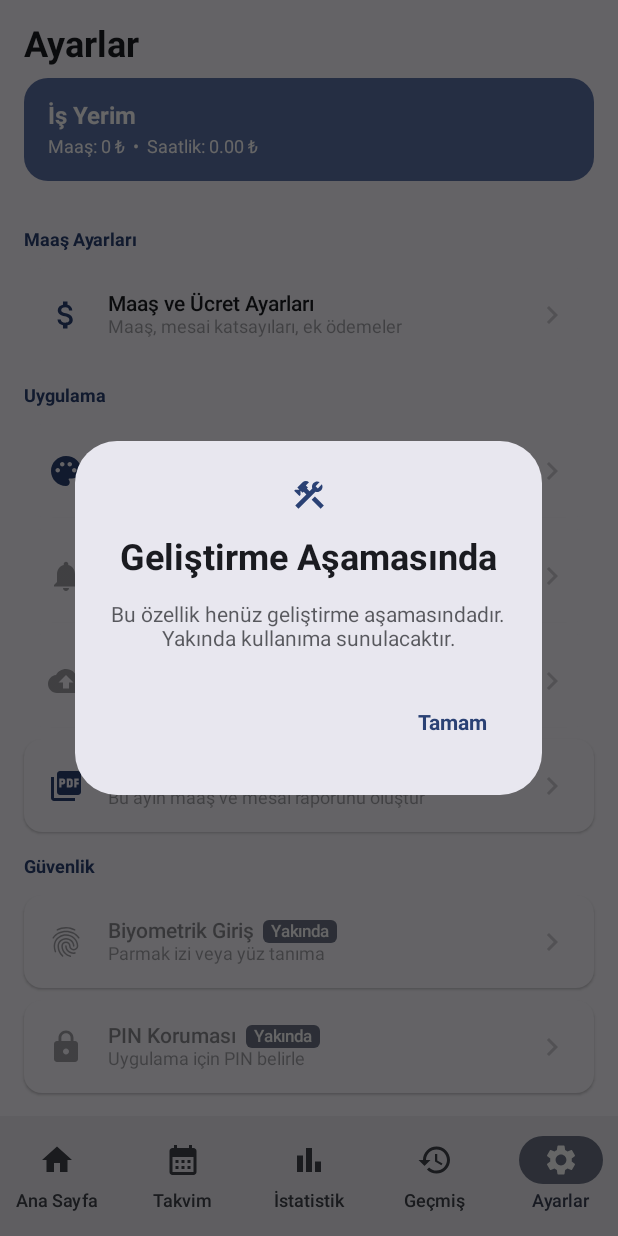
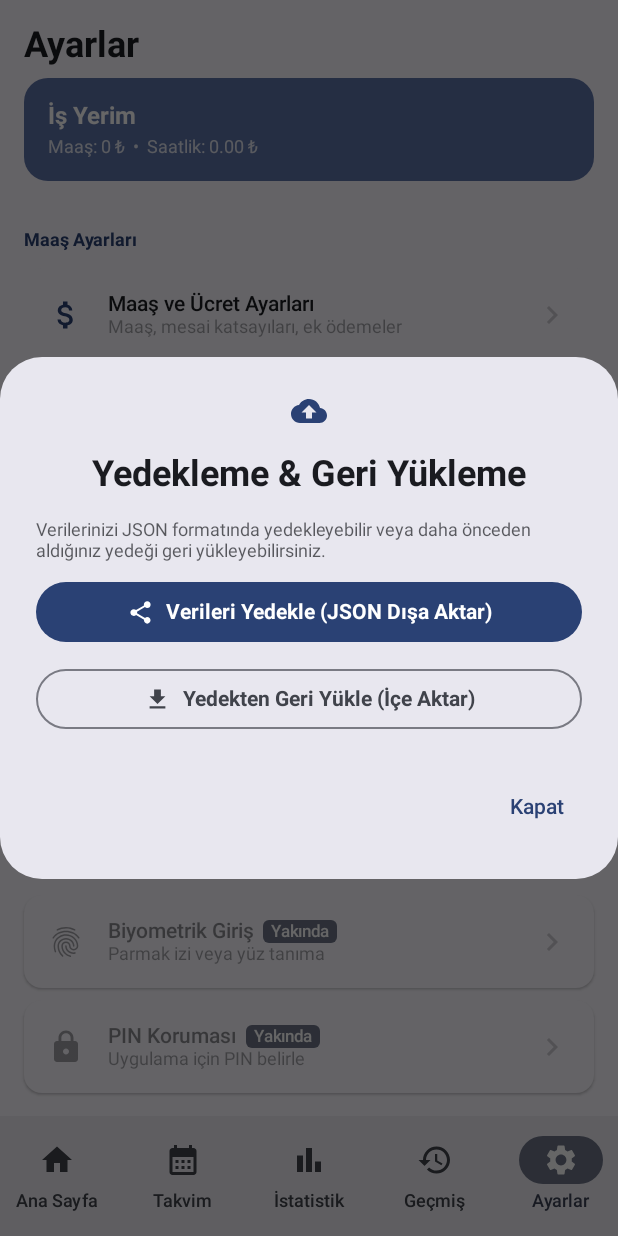
Before and after one commit to Rexi489/Mesai-Takip, an Android app built with Jetpack Compose: the SettingsScreen screen opened through its navigation route, after a tap on "Yedekleme & Geri Yükleme", on a phone screen of 412 x 824 dp. Run offline under Robolectric (Android 15) with nearby library versions, the phone set to English and light mode, and no system bars; our stand-ins replace Dagger/Hilt's generated code.

Commit message:
feat: Add JSON Backup & Restore feature and fix settings calculator card theme color

```diff
--- a/app/src/main/java/com/mesaihesap/app/presentation/settings/SettingsScreen.kt
+++ b/app/src/main/java/com/mesaihesap/app/presentation/settings/SettingsScreen.kt
@@ -1,5 +1,8 @@
 package com.mesaihesap.app.presentation.settings
 
+import android.widget.Toast
+import androidx.activity.compose.rememberLauncherForActivityResult
+import androidx.activity.result.contract.ActivityResultContracts
 import androidx.compose.foundation.background
 import androidx.compose.foundation.clickable
 import androidx.compose.foundation.layout.*
@@ -14,14 +17,12 @@ import androidx.compose.runtime.*
 import androidx.compose.ui.Alignment
 import androidx.compose.ui.Modifier
 import androidx.compose.ui.graphics.vector.ImageVector
+import androidx.compose.ui.platform.LocalContext
 import androidx.compose.ui.text.font.FontWeight
 import androidx.compose.ui.text.input.KeyboardType
 import androidx.compose.ui.text.style.TextAlign
 import androidx.compose.ui.unit.dp
-import androidx.compose.ui.window.Dialog
 import androidx.hilt.navigation.compose.hiltViewModel
-
-import androidx.compose.ui.platform.LocalContext
 
 @Composable
 fun SettingsScreen(
@@ -33,6 +34,17 @@ fun SettingsScreen(
     var showDevDialog by remember { mutableStateOf(false) }
     var showAboutDialog by remember { mutableStateOf(false) }
     var showThemeDialog by remember { mutableStateOf(false) }
+    var showBackupDialog by remember { mutableStateOf(false) }
+
+    val filePickerLauncher = rememberLauncherForActivityResult(
+        contract = ActivityResultContracts.GetContent()
+    ) { uri ->
+        uri?.let {
+            viewModel.importBackupFromUri(context, it) { success, message ->
+                Toast.makeText(context, message, Toast.LENGTH_LONG).show()
+            }
+        }
+    }
 
     if (showDevDialog) {
         GeliştirmeDialog(onDismiss = { showDevDialog = false })
@@ -48,6 +60,19 @@ fun SettingsScreen(
                 showThemeDialog = false
             },
             onDismiss = { showThemeDialog = false }
+        )
+    }
+    if (showBackupDialog) {
+        YedeklemeDialog(
+            onExport = {
+                viewModel.exportBackup(context)
+                showBackupDialog = false
+            },
+            onImport = {
+                filePickerLauncher.launch("*/*")
+                showBackupDialog = false
+            },
+            onDismiss = { showBackupDialog = false }
         )
     }
 
@@ -67,11 +92,12 @@ fun SettingsScreen(
             colors = CardDefaults.cardColors(containerColor = MaterialTheme.colorScheme.primaryContainer)
         ) {
             Column(Modifier.padding(16.dp)) {
-                Text(settings.workplaceName, style = MaterialTheme.typography.titleMedium, fontWeight = FontWeight.Bold)
+                Text(settings.workplaceName, style = MaterialTheme.typography.titleMedium, fontWeight = FontWeight.Bold, color = MaterialTheme.colorScheme.onPrimaryContainer)
                 Spacer(Modifier.height(4.dp))
                 Text(
                     "Maaş: ${String.format("%,.0f", settings.monthlySalary)} ₺  •  Saatlik: ${String.format("%.2f", settings.hourlyRate)} ₺",
-                    style = MaterialTheme.typography.bodySmall
+                    style = MaterialTheme.typography.bodySmall,
+                    color = MaterialTheme.colorScheme.onPrimaryContainer.copy(alpha = 0.8f)
                 )
             }
         }
@@ -107,9 +133,9 @@ fun SettingsScreen(
         SettingsItem(
             icon = Icons.Default.CloudUpload,
             title = "Yedekleme & Geri Yükleme",
-            subtitle = "JSON dışa/içe aktarma",
-            inDevelopment = true,
-            onClick = { showDevDialog = true }
+            subtitle = "JSON formatında dışa / içe aktar",
+            inDevelopment = false,
+            onClick = { showBackupDialog = true }
         )
         SettingsItem(
             icon = Icons.Default.PictureAsPdf,
@@ -172,23 +198,20 @@ private fun SalaryCalculatorCard(
     val hours = dailyHours.replace(",", ".").toDoubleOrNull()?.takeIf { it > 0 } ?: 7.5
     val otHours = overtimeHours.replace(",", ".").toDoubleOrNull() ?: 0.0
 
-    // Türk iş hukuku: saatlik ücret = aylık maaş / (aylık çalışma günü × günlük saat)
     val hourlyRate = if (base > 0) base / (days * hours) else 0.0
-    // Fazla mesai = saatlik ücret × 1.5 × mesai saati (katsayı ayardan gelir)
     val overtimePay = hourlyRate * savedOvertimeMultiplier * otHours
     val totalPay = base + overtimePay
 
     Card(
         modifier = Modifier.fillMaxWidth(),
         shape = RoundedCornerShape(16.dp),
-        colors = CardDefaults.cardColors(containerColor = MaterialTheme.colorScheme.secondaryContainer)
+        colors = CardDefaults.cardColors(containerColor = MaterialTheme.colorScheme.primaryContainer)
     ) {
         Column(Modifier.padding(16.dp), verticalArrangement = Arrangement.spacedBy(10.dp)) {
             Row(verticalAlignment = Alignment.CenterVertically, horizontalArrangement = Arrangement.spacedBy(8.dp)) {
-                Icon(Icons.Default.Calculate, null, tint = MaterialTheme.colorScheme.secondary)
-                Text("Maaş Hesaplama", style = MaterialTheme.typography.titleSmall, fontWeight = FontWeight.Bold)
+                Icon(Icons.Default.Calculate, null, tint = MaterialTheme.colorScheme.primary)
+                Text("Maaş Hesaplama", style = MaterialTheme.typography.titleSmall, fontWeight = FontWeight.Bold, color = MaterialTheme.colorScheme.onPrimaryContainer)
             }
-            // Satır 1: Ana Maaş + Mesai Saati
             Row(horizontalArrangement = Arrangement.spacedBy(8.dp)) {
                 OutlinedTextField(
                     value = baseSalary,
@@ -207,7 +230,6 @@ private fun SalaryCalculatorCard(
                     modifier = Modifier.weight(1f)
                 )
             }
-            // Satır 2: Çalışma Günü + Günlük Saat
             Row(horizontalArrangement = Arrangement.spacedBy(8.dp)) {
                 OutlinedTextField(
                     value = workDays,
@@ -230,21 +252,21 @@ private fun SalaryCalculatorCard(
                 HorizontalDivider()
                 Row(Modifier.fillMaxWidth(), horizontalArrangement = Arrangement.SpaceBetween) {
                     Text("Saatlik ücret:", style = MaterialTheme.typography.bodySmall,
-                        color = MaterialTheme.colorScheme.onSecondaryContainer.copy(alpha = 0.7f))
+                        color = MaterialTheme.colorScheme.onPrimaryContainer.copy(alpha = 0.7f))
                     Text("${String.format("%,.2f", hourlyRate)} ₺/saat",
                         style = MaterialTheme.typography.bodySmall,
-                        color = MaterialTheme.colorScheme.onSecondaryContainer.copy(alpha = 0.7f))
+                        color = MaterialTheme.colorScheme.onPrimaryContainer.copy(alpha = 0.7f))
                 }
                 if (otHours > 0) {
                     Row(Modifier.fillMaxWidth(), horizontalArrangement = Arrangement.SpaceBetween) {
-                        Text("Fazla mesai (×${savedOvertimeMultiplier}):", style = MaterialTheme.typography.bodySmall)
+                        Text("Fazla mesai (×${savedOvertimeMultiplier}):", style = MaterialTheme.typography.bodySmall, color = MaterialTheme.colorScheme.onPrimaryContainer)
                         Text("+${String.format("%,.2f", overtimePay)} ₺",
-                            style = MaterialTheme.typography.bodySmall, fontWeight = FontWeight.Medium)
+                            style = MaterialTheme.typography.bodySmall, fontWeight = FontWeight.Medium, color = MaterialTheme.colorScheme.onPrimaryContainer)
                     }
                 }
                 HorizontalDivider()
                 Row(Modifier.fillMaxWidth(), horizontalArrangement = Arrangement.SpaceBetween) {
-                    Text("Toplam:", style = MaterialTheme.typography.bodyMedium, fontWeight = FontWeight.Bold)
+                    Text("Toplam:", style = MaterialTheme.typography.bodyMedium, fontWeight = FontWeight.Bold, color = MaterialTheme.colorScheme.onPrimaryContainer)
                     Text("${String.format("%,.2f", totalPay)} ₺",
                         style = MaterialTheme.typography.bodyMedium,
                         fontWeight = FontWeight.Bold,
@@ -253,6 +275,47 @@ private fun SalaryCalculatorCard(
             }
         }
     }
+}
+
+@Composable
+private fun YedeklemeDialog(
+    onExport: () -> Unit,
+    onImport: () -> Unit,
+    onDismiss: () -> Unit
+) {
+    AlertDialog(
+        onDismissRequest = onDismiss,
+        icon = { Icon(Icons.Default.CloudUpload, null, tint = MaterialTheme.colorScheme.primary) },
+        title = { Text("Yedekleme & Geri Yükleme", fontWeight = FontWeight.Bold, textAlign = TextAlign.Center) },
+        text = {
+            Column(verticalArrangement = Arrangement.spacedBy(10.dp)) {
+                Text(
+                    "Verilerinizi JSON formatında yedekleyebilir veya daha önceden aldığınız yedeği geri yükleyebilirsiniz.",
+                    style = MaterialTheme.typography.bodySmall,
+                    color = MaterialTheme.colorScheme.onSurface.copy(alpha = 0.7f)
+                )
+                Button(
+                    onClick = onExport,
+                    modifier = Modifier.fillMaxWidth()
+                ) {
+                    Icon(Icons.Default.Share, null, modifier = Modifier.size(18.dp))
+                    Spacer(Modifier.width(8.dp))
+                    Text("Verileri Yedekle (JSON Dışa Aktar)", fontWeight = FontWeight.Bold)
+                }
+                OutlinedButton(
+                    onClick = onImport,
+                    modifier = Modifier.fillMaxWidth()
+                ) {
+                    Icon(Icons.Default.Download, null, modifier = Modifier.size(18.dp))
+                    Spacer(Modifier.width(8.dp))
+                    Text("Yedekten Geri Yükle (İçe Aktar)", fontWeight = FontWeight.Bold)
+                }
+            }
+        },
+        confirmButton = {
+            TextButton(onClick = onDismiss) { Text("Kapat") }
+        }
+    )
 }
 
 @Composable
```
Also changed, not shown: app/src/main/java/com/mesaihesap/app/presentation/settings/SalarySettingsViewModel.kt (+35 -0 lines), app/src/main/java/com/mesaihesap/app/util/JsonBackup.kt (+120 -5 lines).
